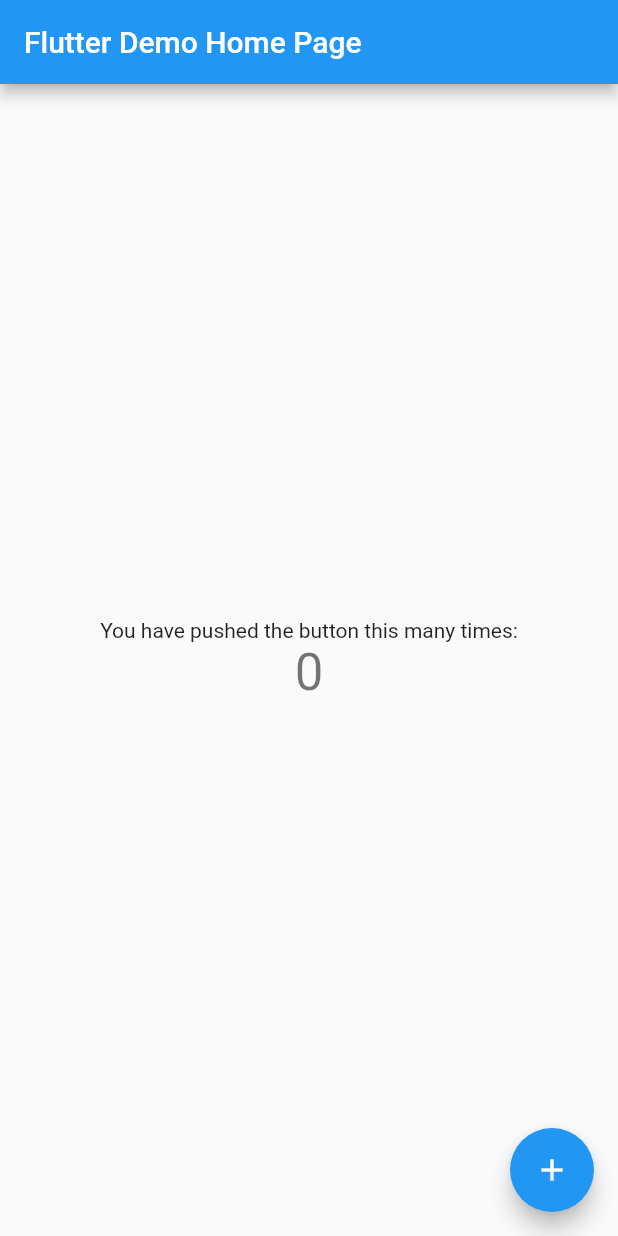
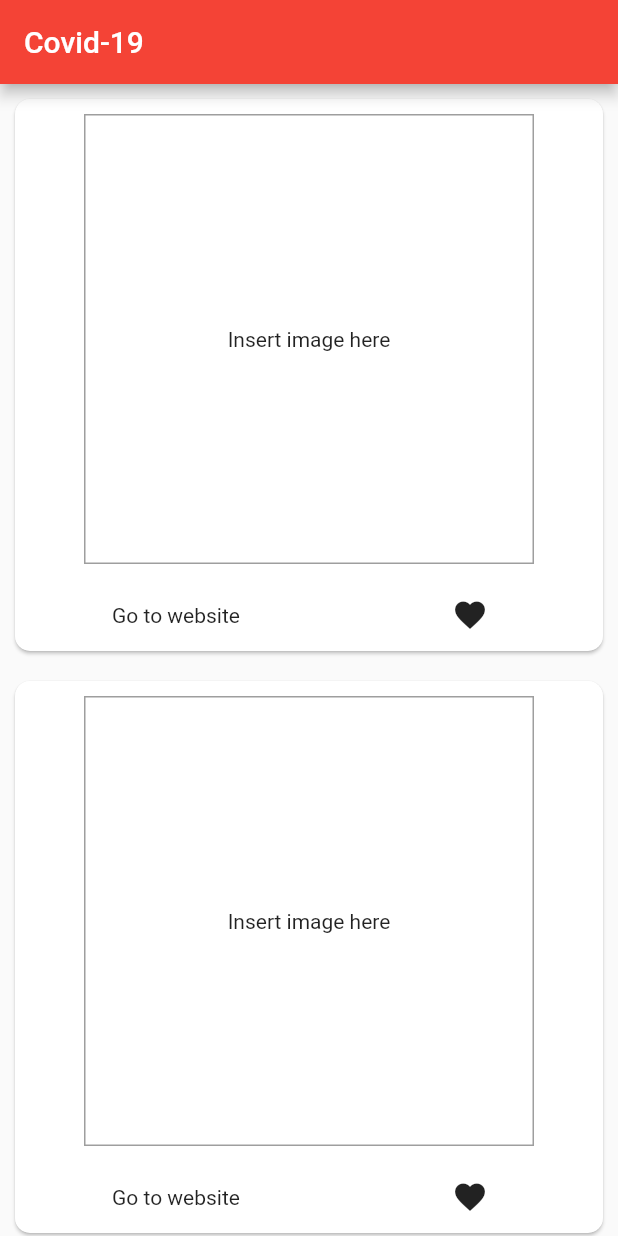
Before and after one commit to joshrabovsky/open-hacks, a Flutter app: the screen it shows after launch, on a phone screen of 412 x 824 dp. Run offline on Flutter 3.47's test engine with Material 2 defaults, Android fonts, the phone set to English and light mode, and no system bars.

Commit message:
First iteration. Skeleton

```diff
--- a/openHacks/lib/main.dart
+++ b/openHacks/lib/main.dart
@@ -1,4 +1,7 @@
 import 'package:flutter/material.dart';
+import 'package:flutter/cupertino.dart';
+
+import './screens/mask_list.dart';
 
 void main() {
   runApp(MyApp());
@@ -9,109 +12,11 @@ class MyApp extends StatelessWidget {
   @override
   Widget build(BuildContext context) {
     return MaterialApp(
-      title: 'Flutter Demo',
+      title: 'Covid-19',
       theme: ThemeData(
-        // This is the theme of your application.
-        //
-        // Try running your application with "flutter run". You'll see the
-        // application has a blue toolbar. Then, without quitting the app, try
-        // changing the primarySwatch below to Colors.green and then invoke
-        // "hot reload" (press "r" in the console where you ran "flutter run",
-        // or simply save your changes to "hot reload" in a Flutter IDE).
-        // Notice that the counter didn't reset back to zero; the application
-        // is not restarted.
-        primarySwatch: Colors.blue,
-        // This makes the visual density adapt to the platform that you run
-        // the app on. For desktop platforms, the controls will be smaller and
-        // closer together (more dense) than on mobile platforms.
-        visualDensity: VisualDensity.adaptivePlatformDensity,
+        primaryColor: Colors.red,
       ),
-      home: MyHomePage(title: 'Flutter Demo Home Page'),
+      home: MaskList(),
     );
   }
 }
-
-class MyHomePage extends StatefulWidget {
-  MyHomePage({Key key, this.title}) : super(key: key);
-
-  // This widget is the home page of your application. It is stateful, meaning
-  // that it has a State object (defined below) that contains fields that affect
-  // how it looks.
-
-  // This class is the configuration for the state. It holds the values (in this
-  // case the title) provided by the parent (in this case the App widget) and
-  // used by the build method of the State. Fields in a Widget subclass are
-  // always marked "final".
-
-  final String title;
-
-  @override
-  _MyHomePageState createState() => _MyHomePageState();
-}
-
-class _MyHomePageState extends State<MyHomePage> {
-  int _counter = 0;
-
-  void _incrementCounter() {
-    setState(() {
-      // This call to setState tells the Flutter framework that something has
-      // changed in this State, which causes it to rerun the build method below
-      // so that the display can reflect the updated values. If we changed
-      // _counter without calling setState(), then the build method would not be
-      // called again, and so nothing would appear to happen.
-      _counter++;
-    });
-  }
-
-  @override
-  Widget build(BuildContext context) {
-    // This method is rerun every time setState is called, for instance as done
-    // by the _incrementCounter method above.
-    //
-    // The Flutter framework has been optimized to make rerunning build methods
-    // fast, so that you can just rebuild anything that needs updating rather
-    // than having to individually change instances of widgets.
-    return Scaffold(
-      appBar: AppBar(
-        // Here we take the value from the MyHomePage object that was created by
-        // the App.build method, and use it to set our appbar title.
-        title: Text(widget.title),
-      ),
-      body: Center(
-        // Center is a layout widget. It takes a single child and positions it
-        // in the middle of the parent.
-        child: Column(
-          // Column is also a layout widget. It takes a list of children and
-          // arranges them vertically. By default, it sizes itself to fit its
-          // children horizontally, and tries to be as tall as its parent.
-          //
-          // Invoke "debug painting" (press "p" in the console, choose the
-          // "Toggle Debug Paint" action from the Flutter Inspector in Android
-          // Studio, or the "Toggle Debug Paint" command in Visual Studio Code)
-          // to see the wireframe for each widget.
-          //
-          // Column has various properties to control how it sizes itself and
-          // how it positions its children. Here we use mainAxisAlignment to
-          // center the children vertically; the main axis here is the vertical
-          // axis because Columns are vertical (the cross axis would be
-          // horizontal).
-          mainAxisAlignment: MainAxisAlignment.center,
-          children: <Widget>[
-            Text(
-              'You have pushed the button this many times:',
-            ),
-            Text(
-              '$_counter',
-              style: Theme.of(context).textTheme.headline4,
-            ),
-          ],
-        ),
-      ),
-      floatingActionButton: FloatingActionButton(
-        onPressed: _incrementCounter,
-        tooltip: 'Increment',
-        child: Icon(Icons.add),
-      ), // This trailing comma makes auto-formatting nicer for build methods.
-    );
-  }
-}
--- /dev/null
+++ b/openHacks/lib/screens/mask_list.dart
@@ -0,0 +1,19 @@
+import 'package:flutter/material.dart';
+import 'package:flutter/cupertino.dart';
+
+import '../widgets/mask_item.dart';
+
+class MaskList extends StatelessWidget {
+  @override
+  Widget build(BuildContext context) {
+    return Scaffold(
+      appBar: AppBar(
+        title: Text('Covid-19'),
+      ),
+      body: ListView.builder(
+        itemCount: 10,
+        itemBuilder: (context, index) => MaskItem(),
+      ),
+    );
+  }
+}
--- /dev/null
+++ b/openHacks/lib/widgets/mask_item.dart
@@ -0,0 +1,46 @@
+import 'package:flutter/material.dart';
+
+class MaskItem extends StatelessWidget {
+  @override
+  Widget build(BuildContext context) {
+    return Card(
+      margin: EdgeInsets.all(10),
+      shape: RoundedRectangleBorder(borderRadius: BorderRadius.circular(10)),
+      child: Column(
+        children: <Widget>[
+          Padding(
+            padding: const EdgeInsets.symmetric(vertical: 10, horizontal: 30),
+            child: Container(
+              width: 300,
+              height: 300,
+              decoration: BoxDecoration(
+                border: Border.all(
+                  color: Colors.grey,
+                  width: 1,
+                ),
+              ),
+              child: Center(
+                child: Text(
+                  "Insert image here",
+                  textAlign: TextAlign.center,
+                ),
+              ),
+            ),
+          ),
+          Row(
+            mainAxisAlignment: MainAxisAlignment.spaceAround,
+            children: <Widget>[
+              Container(
+                child: Text('Go to website'),
+              ),
+              IconButton(
+                icon: Icon(Icons.favorite),
+                onPressed: () {},
+              ),
+            ],
+          ),
+        ],
+      ),
+    );
+  }
+}
```
